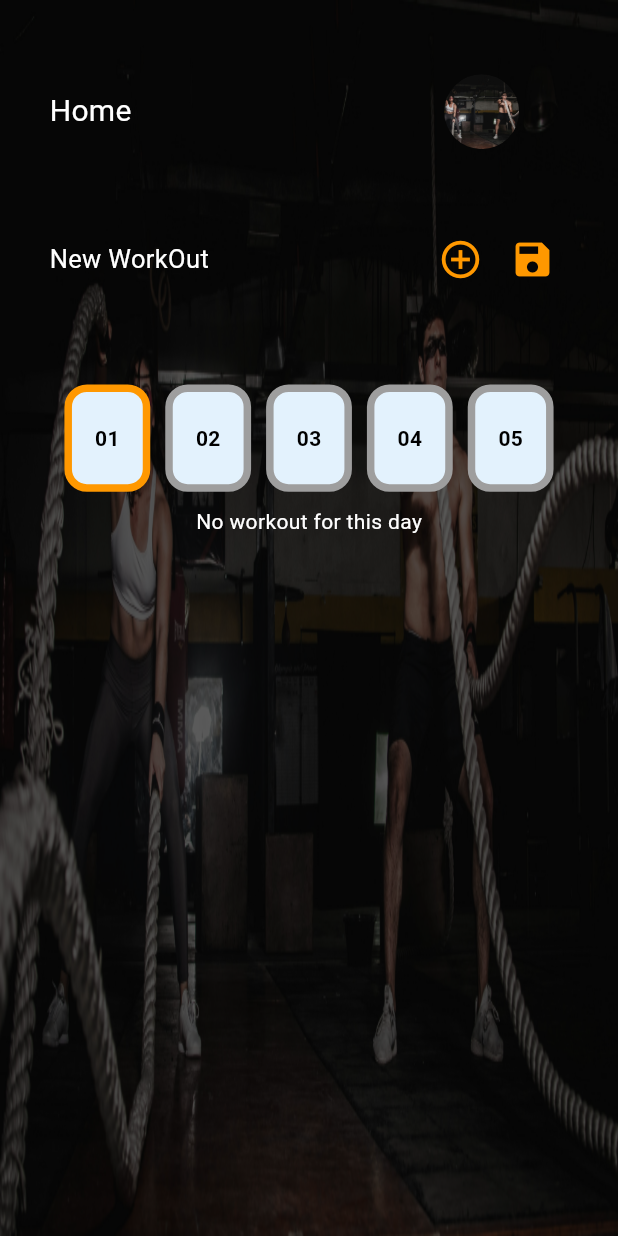
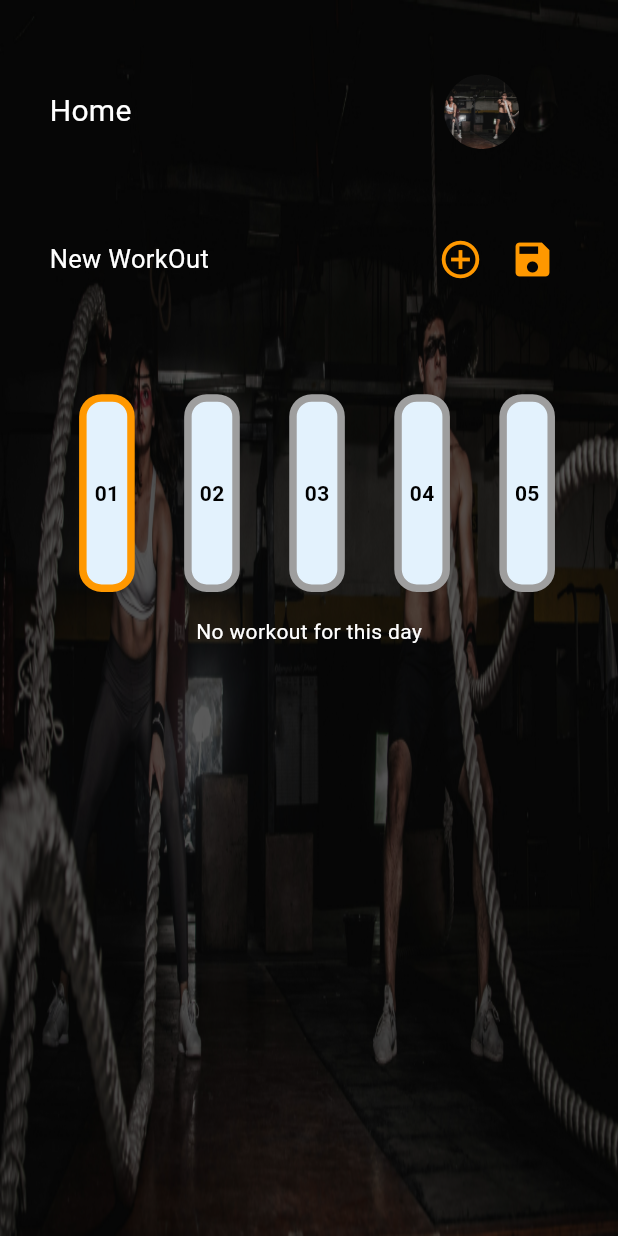
Before and after one commit to m-numan1/watchapp, a Flutter app: the HomeWorkOut screen opened directly, on a phone screen of 412 x 824 dp. Run offline on Flutter 3.47's test engine with Material 3 defaults, Android fonts, the light colour scheme and no system bars; our stand-ins replace audioplayers, cloud_firestore, firebase_auth, firebase_core; missing offline and left inert: duration_picker; accounts and stored records are empty.

Commit message:
new changes

```diff
--- a/lib/screens/workoutscree.dart/homewrkout.dart
+++ b/lib/screens/workoutscree.dart/homewrkout.dart
@@ -134,17 +134,14 @@ class _HomeWorkOutState extends State<HomeWorkOut> {
                       Padding(
                         padding:
                             EdgeInsets.symmetric(horizontal: screenWidth * .08),
-                        child: GridView.builder(
-                          gridDelegate:
-                              const SliverGridDelegateWithFixedCrossAxisCount(
-                            crossAxisCount: 5, // 3 columns
-                            mainAxisSpacing: 10,
-                            crossAxisSpacing: 10,
-                            childAspectRatio: 0.8,
-                          ),
+                        child: SizedBox(
+                          width: screenWidth,
+                          height: screenHeight * .2,
+                          child: ListView.builder(
+                            scrollDirection: Axis.horizontal,
                             shrinkWrap: true,
                             itemCount: 5,
-                          padding: const EdgeInsets.all(10),
+                            padding: EdgeInsets.only(left: screenWidth * .008),
                             itemBuilder: (context, index) {
                               return GestureDetector(
                                 onTap: () {
@@ -152,8 +149,11 @@ class _HomeWorkOutState extends State<HomeWorkOut> {
                                     _selectedIndex = index;
                                   });
                                 },
+                                child: Padding(
+                                  padding: EdgeInsets.all(screenWidth * .04),
                                   child: Container(
-                                width: screenWidth * .05,
+                                    width: screenWidth * .09,
+                                    height: screenHeight * .01,
                                     alignment: Alignment.center,
                                     decoration: BoxDecoration(
                                         color: Colors.blue[50],
@@ -171,8 +171,10 @@ class _HomeWorkOutState extends State<HomeWorkOut> {
                                       ),
                                     ),
                                   ),
+                                ),
                               );
                             },
+                          ),
                         ),
                       ),
                       //   StreamBuilder<QuerySnapshot>(
```
Also changed, not shown: lib/screens/workoutscree.dart/newworkout.dart (+10 -9 lines), 1 other file. Lines whose indentation alone changed are shown as unchanged.
